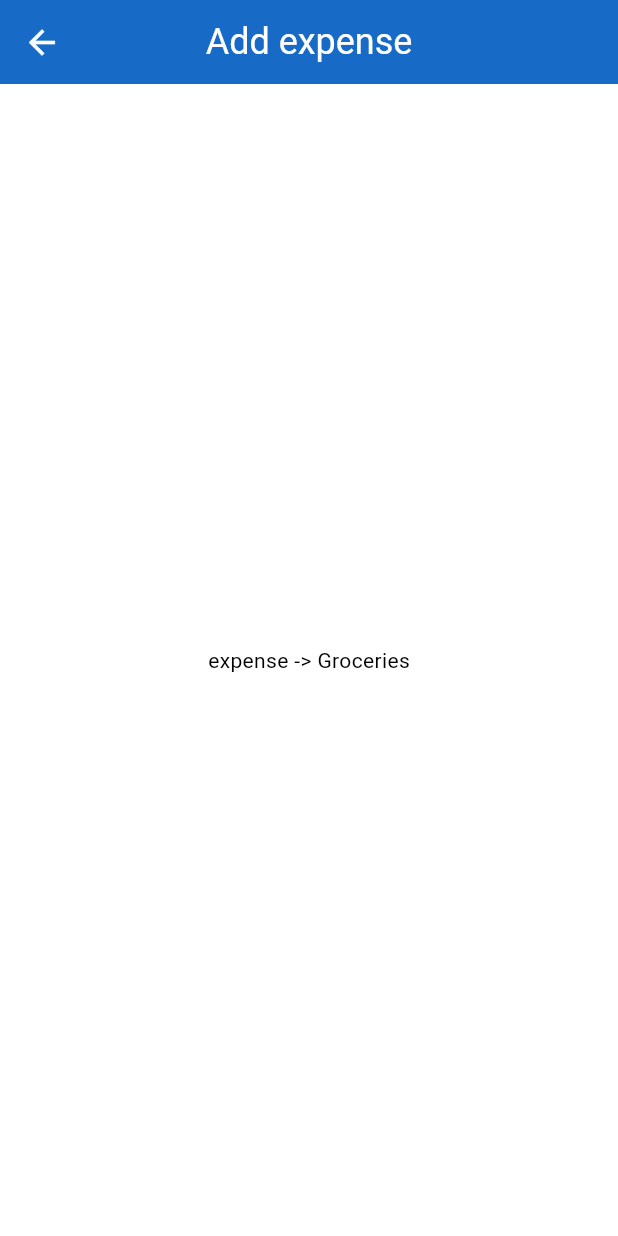
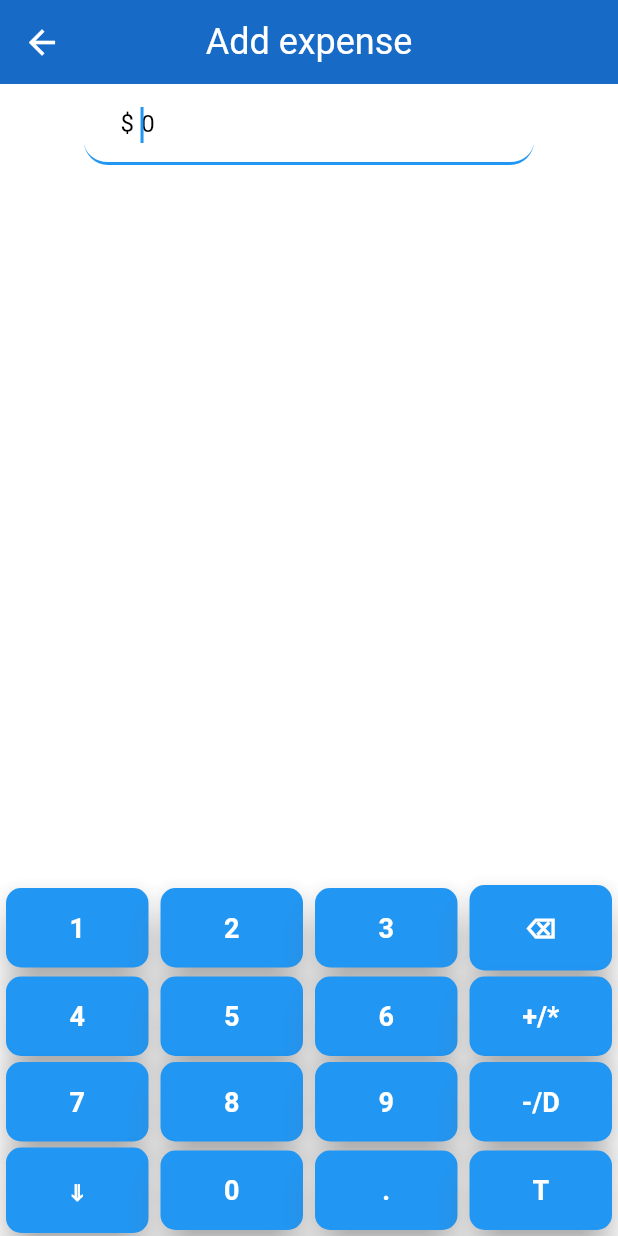
Before and after one commit to Akash006/expenseTracker, a Flutter app: the screen it shows after launch, after a tap on "Groceries", on a phone screen of 412 x 824 dp. Run offline on Flutter 3.47's test engine with Material 3 defaults, Android fonts, the phone set to English and light mode, and no system bars; our stand-ins replace flutter_svg, go_router; Roboto replaces fonts that are missing (Raleway).

Commit message:
Adding number Pad widget

```diff
--- a/lib/views/addTranscations.dart
+++ b/lib/views/addTranscations.dart
@@ -1,4 +1,6 @@
 import 'package:flutter/material.dart';
+
+import 'package:expense_tracker/widgets/addTranscationWidget.dart';
 
 class Addtranscations extends StatelessWidget {
 
@@ -13,9 +15,7 @@ class Addtranscations extends StatelessWidget {
       appBar: AppBar(
         title: Text("Add $type"),
       ),
-      body: Center(
-        child: Text("$type -> $category"),
-      ),
+      body: AddTranscationWidget(),
     );
   }
 }
--- /dev/null
+++ b/lib/widgets/addTranscationWidget.dart
@@ -0,0 +1,229 @@
+import 'package:flutter/material.dart';
+
+class AddTranscationWidget extends StatefulWidget {
+  const AddTranscationWidget({super.key});
+
+  @override
+  State<AddTranscationWidget> createState() => _AddTranscationWidgetState();
+}
+
+class _AddTranscationWidgetState extends State<AddTranscationWidget> {
+  final FocusNode _focus = FocusNode();
+  TextEditingController textController = TextEditingController();
+
+  @override
+  void initState() {
+    super.initState();
+    _focus.addListener(_onFocusChange);
+  }
+
+  @override
+  void dispose() {
+    super.dispose();
+    textController.dispose();
+    _focus
+      ..removeListener(_onFocusChange)
+      ..dispose();
+  }
+
+  void _onFocusChange() {
+    setState(() {});
+  }
+
+  @override
+  Widget build(BuildContext context) {
+    return Scaffold(
+      body: SafeArea(
+        child: Center(
+          child: Column(
+            mainAxisAlignment: MainAxisAlignment.center,
+            children: [
+              SizedBox(
+                width: 300, // Adjust the width as needed
+                child: TextField(
+                  controller: textController,
+                  keyboardType: TextInputType.none,
+                  focusNode: _focus,
+                  autofocus: true,
+                  decoration: InputDecoration(
+                    hintText: "0",
+                    border: OutlineInputBorder(
+                      borderRadius: BorderRadius.circular(16),
+                      borderSide: const BorderSide(
+                        width: 1.5,
+                      ),
+                    ),
+                    focusedBorder: UnderlineInputBorder(
+                      borderRadius: BorderRadius.circular(16),
+                      borderSide: BorderSide(
+                        color: Theme
+                            .of(context)
+                            .primaryColor,
+                        width: 2.0,
+                      ),
+                    ),
+                    fillColor: Colors.white10,
+                    filled: true,
+                    contentPadding: const EdgeInsets.symmetric(
+                      horizontal: 20,
+                      vertical: 15,
+                    ),
+                    prefixText: "\$ ",
+                  ),
+                ),
+              ),
+              const Spacer(),
+              _focus.hasFocus
+                  ? NumericKeypad(
+                controller: textController,
+                focusNode: _focus,
+              )
+                  : Container(),
+            ],
+          ),
+        ),
+      ),
+    );
+  }
+}
+
+class NumericKeypad extends StatefulWidget {
+  final TextEditingController controller;
+  final FocusNode focusNode;
+
+  const NumericKeypad(
+      {super.key, required this.controller, required this.focusNode});
+
+  @override
+  State<NumericKeypad> createState() => _NumericKeypadState();
+}
+
+class _NumericKeypadState extends State<NumericKeypad> {
+  late TextEditingController _controller;
+  late TextSelection _selection;
+  late FocusNode _focusNode;
+  String temp = '';
+
+  @override
+  void initState() {
+    super.initState();
+    _controller = widget.controller..addListener(_onSelectionChanged);
+    _selection = _controller.selection;
+    _focusNode = widget.focusNode;
+  }
+
+  @override
+  void dispose() {
+    _controller.removeListener(_onSelectionChanged);
+    super.dispose();
+  }
+
+  void _onSelectionChanged() {
+    setState(() {
+      _selection = _controller.selection;
+    });
+  }
+
+  @override
+  Widget build(BuildContext context) {
+    return Column(
+      children: [
+        Row(
+          mainAxisAlignment: MainAxisAlignment.spaceAround,
+          children: [
+            _buildButton('1'),
+            _buildButton('2'),
+            _buildButton('3'),
+            _buildButton('⌫', onPressed: _backspace),
+          ],
+        ),
+        Row(
+          mainAxisAlignment: MainAxisAlignment.spaceAround,
+          children: [
+            _buildButton('4'),
+            _buildButton('5'),
+            _buildButton('6'),
+            _buildButton('+/*')
+          ],
+        ),
+        Row(
+          mainAxisAlignment: MainAxisAlignment.spaceAround,
+          children: [
+            _buildButton('7'),
+            _buildButton('8'),
+            _buildButton('9'),
+            _buildButton('-/D')
+          ],
+        ),
+        Row(
+          mainAxisAlignment: MainAxisAlignment.spaceAround,
+          children: [
+            _buildButton('⇓', onPressed: _hideKeyboard),
+            _buildButton('0'),
+            _buildButton('.'),
+            _buildButton('T'),
+          ],
+        ),
+      ],
+    );
+  }
+
+  _hideKeyboard() => _focusNode.unfocus();
+
+  Widget _buildButton(String text, {VoidCallback? onPressed}) {
+    return Expanded(
+      child: Padding(
+        padding: const EdgeInsets.symmetric(
+            horizontal: 4,
+          vertical: 2
+        ),
+        child: TextButton(
+          onPressed: onPressed ?? () => _input(text),
+          child: Text(text),
+          style: TextButton.styleFrom(
+            foregroundColor: Colors.white,
+            backgroundColor: Colors.blue,
+            padding: const EdgeInsets.symmetric(vertical: 16),
+            textStyle: const TextStyle(
+              fontSize: 18,
+              fontWeight: FontWeight.bold,
+            ),
+            shape: RoundedRectangleBorder(
+              borderRadius: BorderRadius.circular(10),
+            ),
+          ),
+        ),
+      ),
+    );
+  }
+
+  void _input(String text) {
+    int position = _selection.base.offset;
+
+    var value = _controller.text;
+    if (value.isNotEmpty) {
+      var suffix = value.substring(position, value.length);
+      value = value.substring(0, position) + text + suffix;
+      _controller.text = value;
+      _controller.selection =
+          TextSelection.fromPosition(TextPosition(offset: position + 1));
+    } else {
+      value = _controller.text + text;
+      _controller.text = value;
+      _controller.selection =
+          TextSelection.fromPosition(const TextPosition(offset: 1));
+    }
+  }
+
+  void _backspace() {
+    int position = _selection.base.offset;
+    final value = _controller.text;
+    if (value.isNotEmpty && position != 0) {
+      var suffix = value.substring(position, value.length);
+      _controller.text = value.substring(0, position - 1) + suffix;
+
+      _controller.selection =
+          TextSelection.fromPosition(TextPosition(offset: position - 1));
+    }
+  }
+}
```
